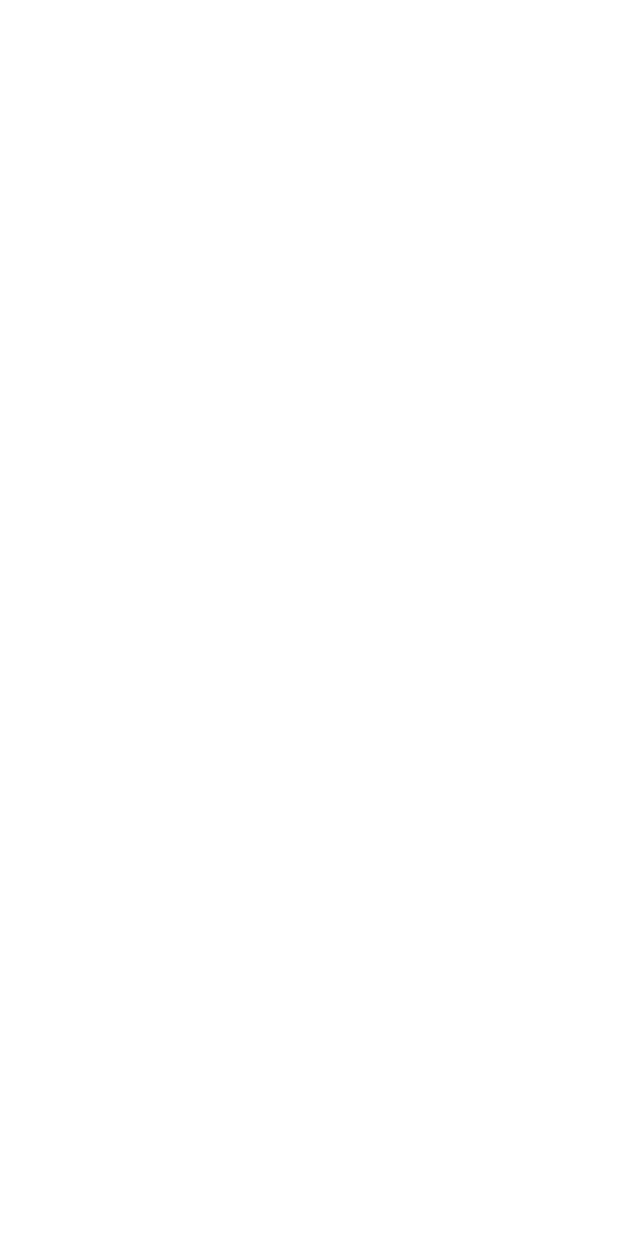
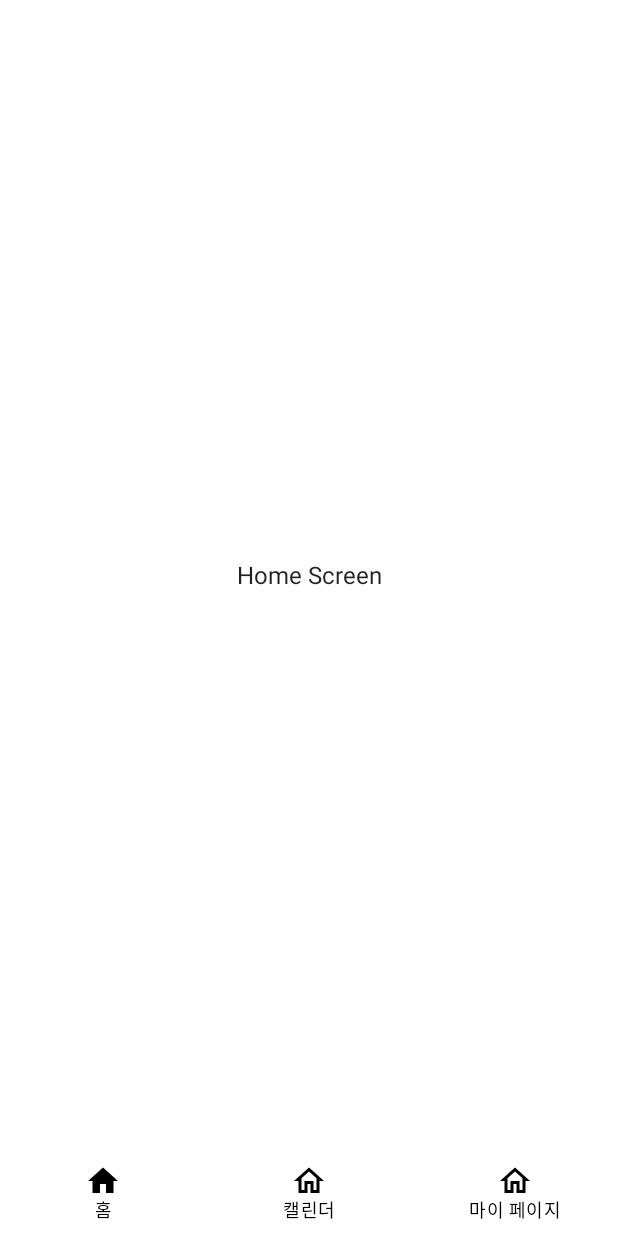
Before and after one commit to Break-The-Cycle/break-the-cycle_android, an Android app built with Jetpack Compose: the screen it shows after launch (MainActivity), on a phone screen of 412 x 824 dp. Before the commit the screen is empty. Run offline under Robolectric (Android 15) with nearby library versions, the phone set to English and light mode, and no system bars.

Commit message:
feat : 스플래쉬 - 메인 그래프 뷰연결 및 기초 공사 작업 🚨

```diff
--- a/app/src/main/java/kau/brave/breakthecycle/MainActivity.kt
+++ b/app/src/main/java/kau/brave/breakthecycle/MainActivity.kt
@@ -4,24 +4,30 @@ import android.os.Bundle
 import androidx.activity.ComponentActivity
 import androidx.activity.compose.setContent
 import androidx.compose.foundation.layout.fillMaxSize
-import androidx.compose.material.MaterialTheme
 import androidx.compose.material.Surface
-import androidx.compose.material.Text
-import androidx.compose.runtime.Composable
+import androidx.compose.runtime.getValue
 import androidx.compose.ui.Modifier
-import androidx.compose.ui.tooling.preview.Preview
+import androidx.navigation.compose.currentBackStackEntryAsState
+import kau.brave.breakthecycle.domain.ManageBottomBarState
+import kau.brave.breakthecycle.domain.rememberApplicationState
+import kau.brave.breakthecycle.ui.RootNavhost
 import kau.brave.breakthecycle.ui.theme.BreakTheCycleTheme
 
 class MainActivity : ComponentActivity() {
     override fun onCreate(savedInstanceState: Bundle?) {
         super.onCreate(savedInstanceState)
         setContent {
+            val appState = rememberApplicationState()
+            val navBackStackEntry by appState.navController.currentBackStackEntryAsState()
+            ManageBottomBarState(
+                navBackStackEntry = navBackStackEntry,
+                applicationState = appState
+            )
             BreakTheCycleTheme {
                 Surface(
                     modifier = Modifier.fillMaxSize(),
-                    color = MaterialTheme.colors.background
                 ) {
-
+                    RootNavhost(appState)
                 }
             }
         }
--- /dev/null
+++ b/app/src/main/java/kau/brave/breakthecycle/domain/ManageBottomBarState.kt
@@ -0,0 +1,18 @@
+package kau.brave.breakthecycle.domain
+
+import androidx.compose.runtime.Composable
+import androidx.navigation.NavBackStackEntry
+import kau.brave.breakthecycle.domain.model.ApplicationState
+import kau.brave.breakthecycle.ui.model.Screen
+
+@Composable
+fun ManageBottomBarState(
+    navBackStackEntry: NavBackStackEntry?,
+    applicationState: ApplicationState,
+) {
+    when (navBackStackEntry?.destination?.route) {
+        Screen.Home.route, Screen.Calendar.route, Screen.Mypage.route ->
+            applicationState.bottomBarState.value = true
+        else -> applicationState.bottomBarState.value = false
+    }
+}
--- /dev/null
+++ b/app/src/main/java/kau/brave/breakthecycle/domain/model/ApplicationState.kt
@@ -0,0 +1,31 @@
+package kau.brave.breakthecycle.domain.model
+
+import androidx.compose.material.ScaffoldState
+import androidx.compose.runtime.MutableState
+import androidx.compose.runtime.Stable
+import androidx.navigation.NavHostController
+import kotlinx.coroutines.CoroutineScope
+import kotlinx.coroutines.launch
+
+@Stable
+class ApplicationState(
+    val bottomBarState: MutableState<Boolean>,
+    val navController: NavHostController,
+    val scaffoldState: ScaffoldState,
+    private val coroutineScope: CoroutineScope,
+) {
+
+    fun showSnackbar(message: String) {
+        coroutineScope.launch {
+            scaffoldState.snackbarHostState.showSnackbar(message)
+        }
+    }
+
+    fun popBackStack() {
+        navController.popBackStack()
+    }
+
+    fun navigate(route: String) {
+        navController.navigate(route)
+    }
+}
--- /dev/null
+++ b/app/src/main/java/kau/brave/breakthecycle/domain/rememeberApplicationState.kt
@@ -0,0 +1,25 @@
+package kau.brave.breakthecycle.domain
+
+import androidx.compose.material.ScaffoldState
+import androidx.compose.material.rememberScaffoldState
+import androidx.compose.runtime.*
+import androidx.navigation.NavHostController
+import androidx.navigation.compose.rememberNavController
+import kau.brave.breakthecycle.domain.model.ApplicationState
+import kotlinx.coroutines.CoroutineScope
+
+
+@Composable
+fun rememberApplicationState(
+    bottomBarState: MutableState<Boolean> = mutableStateOf(false),
+    navController: NavHostController = rememberNavController(),
+    scaffoldState: ScaffoldState = rememberScaffoldState(),
+    coroutineScope: CoroutineScope = rememberCoroutineScope(),
+) = remember(Unit) {
+    ApplicationState(
+        bottomBarState,
+        navController,
+        scaffoldState,
+        coroutineScope,
+    )
+}
--- /dev/null
+++ b/app/src/main/java/kau/brave/breakthecycle/ui/BottomBar.kt
@@ -0,0 +1,75 @@
+package kau.brave.breakthecycle
+
+import androidx.compose.animation.AnimatedVisibility
+import androidx.compose.animation.slideInVertically
+import androidx.compose.animation.slideOutVertically
+import androidx.compose.foundation.background
+import androidx.compose.foundation.layout.fillMaxWidth
+import androidx.compose.foundation.layout.navigationBarsPadding
+import androidx.compose.material.*
+import androidx.compose.runtime.Composable
+import androidx.compose.runtime.getValue
+import androidx.compose.ui.Modifier
+import androidx.compose.ui.graphics.Color
+import androidx.compose.ui.res.painterResource
+import androidx.compose.ui.unit.dp
+import androidx.navigation.NavDestination.Companion.hierarchy
+import androidx.navigation.compose.currentBackStackEntryAsState
+import kau.brave.breakthecycle.domain.model.ApplicationState
+import kau.brave.breakthecycle.utils.Constants
+
+@Composable
+fun BottomBar(appState: ApplicationState) {
+
+    val bottomNavItems = Constants.BOTTOM_NAV_ITEMS
+
+    AnimatedVisibility(
+        visible = appState.bottomBarState.value,
+        enter = slideInVertically { it },
+        exit = slideOutVertically { it },
+        modifier = Modifier
+            .fillMaxWidth()
+            .background(color = Color.Transparent)
+            .navigationBarsPadding(),
+    ) {
+        BottomNavigation(
+            backgroundColor = Color.White,
+            elevation = 0.dp
+        ) {
+            val navBackStackEntry by appState.navController.currentBackStackEntryAsState()
+            val currentDestination = navBackStackEntry?.destination
+            bottomNavItems.forEachIndexed { _, screen ->
+                val isSelected =
+                    currentDestination?.hierarchy?.any { it.route == screen.route } == true
+                BottomNavigationItem(
+                    icon = {
+                        Surface {
+                            Icon(
+                                painter = painterResource(
+                                    id =
+                                    (if (isSelected) screen.selecteddrawableResId else screen.drawableResId),
+                                ),
+                                contentDescription = null,
+                            )
+                        }
+                    },
+                    label = {
+                        Text(text = screen.title)
+                    },
+                    selected = isSelected,
+                    onClick = {
+                        appState.navController.navigate(screen.route) {
+                            popUpTo(Constants.MAIN_GRAPH) {
+                                saveState = true
+                            }
+                            launchSingleTop = true
+                            restoreState = true
+                        }
+                    },
+                    selectedContentColor = Color.Black,
+                    unselectedContentColor = Color.Black,
+                )
+            }
+        }
+    }
+}
--- /dev/null
+++ b/app/src/main/java/kau/brave/breakthecycle/ui/RootNavhost.kt
@@ -0,0 +1,53 @@
+package kau.brave.breakthecycle.ui
+
+import androidx.compose.foundation.layout.fillMaxSize
+import androidx.compose.foundation.layout.padding
+import androidx.compose.material.Scaffold
+import androidx.compose.runtime.Composable
+import androidx.compose.ui.Modifier
+import androidx.navigation.compose.NavHost
+import androidx.navigation.compose.composable
+import androidx.navigation.compose.navigation
+import kau.brave.breakthecycle.BottomBar
+import kau.brave.breakthecycle.domain.model.ApplicationState
+import kau.brave.breakthecycle.ui.calendar.CalendarScreen
+import kau.brave.breakthecycle.ui.home.HomeScreen
+import kau.brave.breakthecycle.ui.model.Screen
+import kau.brave.breakthecycle.ui.mypage.MypageScreen
+import kau.brave.breakthecycle.utils.Constants
+import kau.brave.breakthecycle.ui.splash.SplashScreen
+
+@Composable
+fun RootNavhost(appState: ApplicationState) {
+    Scaffold(
+        scaffoldState = appState.scaffoldState,
+        modifier = Modifier.fillMaxSize(),
+        bottomBar = {
+            if (appState.bottomBarState.value) BottomBar(appState)
+        }
+    ) { innerPadding ->
+        NavHost(
+            navController = appState.navController,
+            modifier = Modifier.padding(innerPadding),
+            startDestination = Constants.SPLASH_ROUTE
+        ) {
+            composable(Constants.SPLASH_ROUTE) {
+                SplashScreen(appState)
+            }
+            navigation(
+                route = Constants.MAIN_GRAPH,
+                startDestination = Screen.Home.route
+            ) {
+                composable(Screen.Home.route) {
+                    HomeScreen(appState)
+                }
+                composable(Screen.Calendar.route) {
+                    CalendarScreen(appState)
+                }
+                composable(Screen.Mypage.route) {
+                    MypageScreen(appState)
+                }
+            }
+        }
+    }
+}
--- /dev/null
+++ b/app/src/main/java/kau/brave/breakthecycle/ui/calendar/Calendar.kt
@@ -0,0 +1,22 @@
+package kau.brave.breakthecycle.ui.calendar
+
+import androidx.compose.foundation.layout.Arrangement
+import androidx.compose.foundation.layout.Column
+import androidx.compose.foundation.layout.fillMaxSize
+import androidx.compose.material.Text
+import androidx.compose.runtime.Composable
+import androidx.compose.ui.Alignment
+import androidx.compose.ui.Modifier
+import kau.brave.breakthecycle.domain.model.ApplicationState
+
+@Composable
+fun CalendarScreen(appstate: ApplicationState) {
+
+    Column(
+        modifier = Modifier.fillMaxSize(),
+        horizontalAlignment = Alignment.CenterHorizontally,
+        verticalArrangement = Arrangement.Center
+    ) {
+        Text(text = "Calendar Screen")
+    }
+}
--- /dev/null
+++ b/app/src/main/java/kau/brave/breakthecycle/ui/home/HomeScreen.kt
@@ -0,0 +1,22 @@
+package kau.brave.breakthecycle.ui.home
+
+import androidx.compose.foundation.layout.Arrangement
+import androidx.compose.foundation.layout.Column
+import androidx.compose.foundation.layout.fillMaxSize
+import androidx.compose.material.Text
+import androidx.compose.runtime.Composable
+import androidx.compose.ui.Alignment
+import androidx.compose.ui.Modifier
+import kau.brave.breakthecycle.domain.model.ApplicationState
+
+@Composable
+fun HomeScreen(appstate: ApplicationState) {
+
+    Column(
+        modifier = Modifier.fillMaxSize(),
+        horizontalAlignment = Alignment.CenterHorizontally,
+        verticalArrangement = Arrangement.Center
+    ) {
+        Text(text = "Home Screen")
+    }
+}
--- /dev/null
+++ b/app/src/main/java/kau/brave/breakthecycle/ui/model/Screen.kt
@@ -0,0 +1,37 @@
+package kau.brave.breakthecycle.ui.model
+
+import androidx.annotation.DrawableRes
+import kau.brave.breakthecycle.R
+
+sealed class Screen(
+    val route: String,
+    val title: String,
+    @DrawableRes val drawableResId: Int,
+    @DrawableRes val selecteddrawableResId: Int,
+) {
+
+    object Home :
+        Screen(
+            "nav-home",
+            "홈",
+            R.drawable.ic_outline_home_24,
+            R.drawable.ic_filled_home_24,
+        )
+
+    object Calendar :
+        Screen(
+            "nav-map",
+            "캘린더",
+            R.drawable.ic_outline_home_24,
+            R.drawable.ic_filled_home_24,
+        )
+
+    object Mypage :
+        Screen(
+            "nav-mypage",
+            "마이 페이지",
+            R.drawable.ic_outline_home_24,
+            R.drawable.ic_filled_home_24,
+        )
+
+}
--- /dev/null
+++ b/app/src/main/java/kau/brave/breakthecycle/ui/mypage/MypageScreen.kt
@@ -0,0 +1,22 @@
+package kau.brave.breakthecycle.ui.mypage
+
+import androidx.compose.foundation.layout.Arrangement
+import androidx.compose.foundation.layout.Column
+import androidx.compose.foundation.layout.fillMaxSize
+import androidx.compose.material.Text
+import androidx.compose.runtime.Composable
+import androidx.compose.ui.Alignment
+import androidx.compose.ui.Modifier
+import kau.brave.breakthecycle.domain.model.ApplicationState
+
+@Composable
+fun MypageScreen(appstate: ApplicationState) {
+
+    Column(
+        modifier = Modifier.fillMaxSize(),
+        horizontalAlignment = Alignment.CenterHorizontally,
+        verticalArrangement = Arrangement.Center
+    ) {
+        Text(text = "Mypage Screen")
+    }
+}
--- /dev/null
+++ b/app/src/main/java/kau/brave/breakthecycle/ui/splash/SplashScreen.kt
@@ -0,0 +1,30 @@
+package kau.brave.breakthecycle.ui.splash
+
+import androidx.compose.foundation.layout.Arrangement
+import androidx.compose.foundation.layout.Column
+import androidx.compose.foundation.layout.fillMaxSize
+import androidx.compose.material.Text
+import androidx.compose.runtime.Composable
+import androidx.compose.runtime.LaunchedEffect
+import androidx.compose.ui.Alignment
+import androidx.compose.ui.Modifier
+import kau.brave.breakthecycle.domain.model.ApplicationState
+import kau.brave.breakthecycle.utils.Constants.MAIN_GRAPH
+import kotlinx.coroutines.delay
+
+@Composable
+fun SplashScreen(appState: ApplicationState) {
+
+    LaunchedEffect(key1 = Unit) {
+        delay(2000L)
+        appState.navigate(MAIN_GRAPH)
+    }
+
+    Column(
+        modifier = Modifier.fillMaxSize(),
+        horizontalAlignment = Alignment.CenterHorizontally,
+        verticalArrangement = Arrangement.Center
+    ) {
+        Text(text = "Splash Screen")
+    }
+}
--- /dev/null
+++ b/app/src/main/java/kau/brave/breakthecycle/utils/Constants.kt
@@ -0,0 +1,12 @@
+package kau.brave.breakthecycle.utils
+
+import kau.brave.breakthecycle.ui.model.Screen
+
+object Constants {
+
+    val BOTTOM_NAV_ITEMS = listOf<Screen>(Screen.Home, Screen.Calendar, Screen.Mypage)
+
+    val SPLASH_ROUTE = "nav-splash"
+
+    val MAIN_GRAPH = "main_graph"
+}
```
